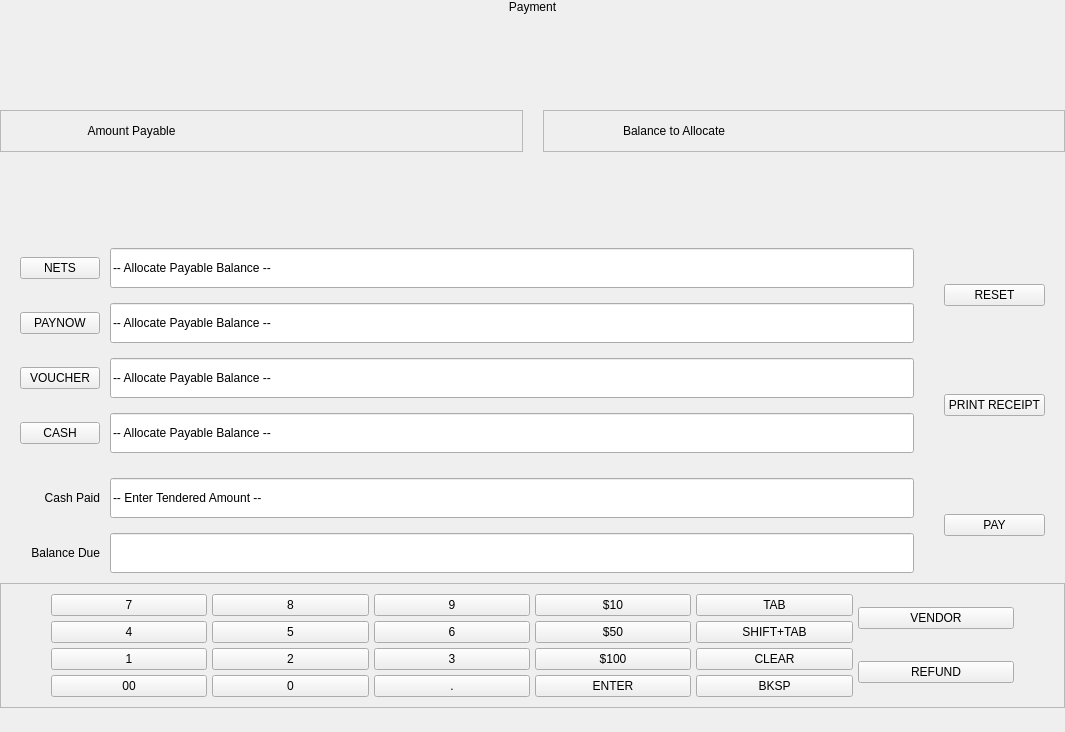
Above: Project/ui/payment_frame.ui from Selvam-T/POS before the change. Below: the same form after it.
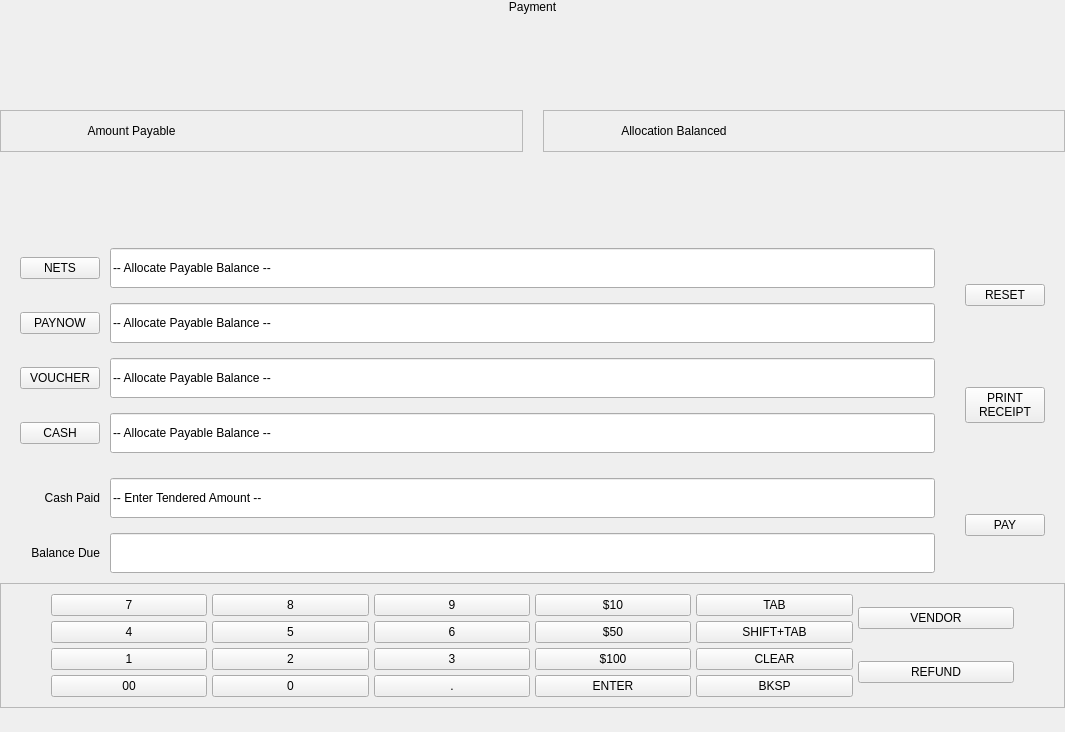
That is the form after the change.

Commit message: payment_panel over allocation allows PAYMENT

Patch:
```diff
--- a/Project/ui/payment_frame.ui
+++ b/Project/ui/payment_frame.ui
@@ -143,7 +143,7 @@
            </size>
           </property>
           <property name="text">
-           <string>Balance to Allocate</string>
+           <string>Allocation Balanced</string>
           </property>
           <property name="alignment">
            <set>Qt::AlignCenter</set>
@@ -407,7 +407,8 @@
      <item row="2" column="3" rowspan="2">
       <widget class="QPushButton" name="printPayOpsBtn">
        <property name="text">
-        <string>PRINT RECEIPT</string>
+        <string>PRINT
+RECEIPT</string>
        </property>
       </widget>
      </item>
```
Left out of the diff: 37 changed lines with no effect on the pictures. The commit also changes 9 other files.
